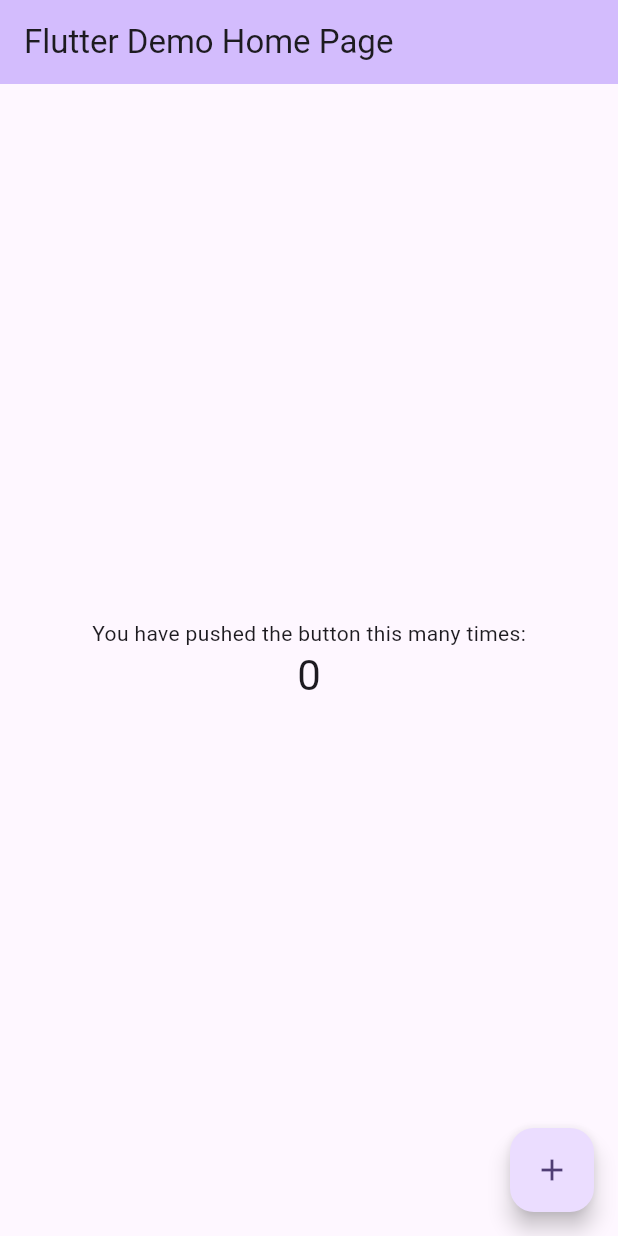
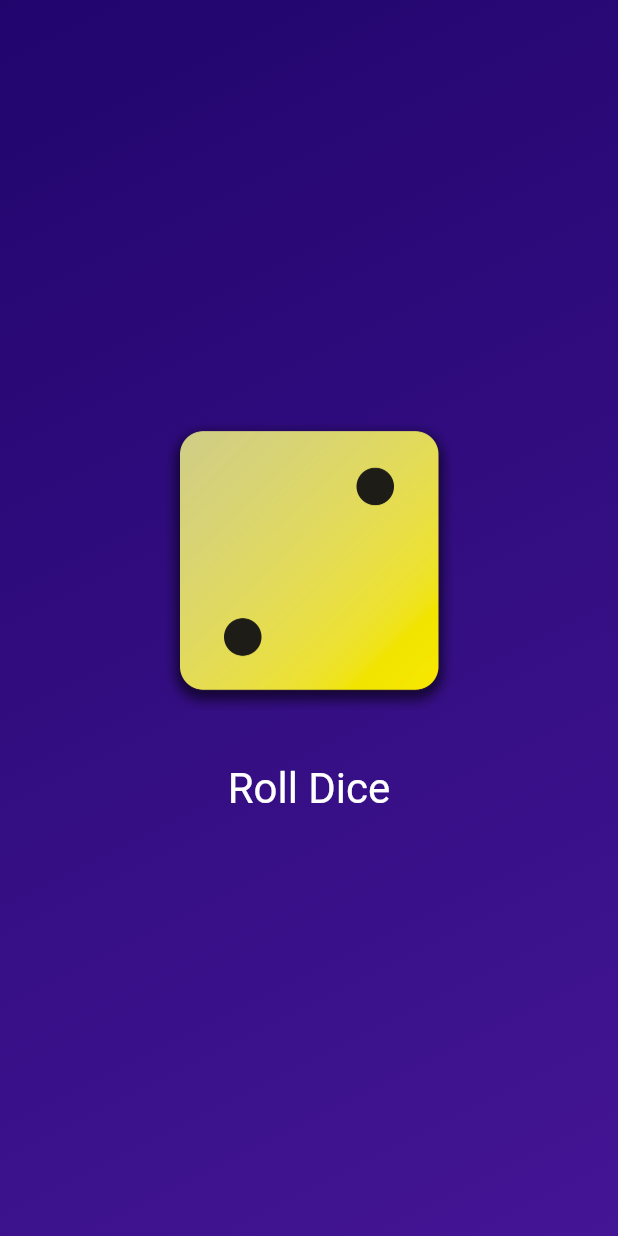
Before and after one commit to s2sharpit/roll-dice, a Flutter app: the screen it shows after launch, on a phone screen of 412 x 824 dp. Run offline on Flutter 3.47's test engine with Material 3 defaults, Android fonts, the light colour scheme and no system bars.

Commit message:
roll dice project

```diff
--- /dev/null
+++ b/lib/dice-roller.dart
@@ -0,0 +1,47 @@
+import 'dart:math';
+import 'package:flutter/material.dart';
+
+final randomizer = Random();
+
+class DiceRoller extends StatefulWidget {
+  const DiceRoller({super.key});
+
+  @override
+  State<DiceRoller> createState() {
+    return _DiceRollerState();
+  }
+}
+
+class _DiceRollerState extends State<DiceRoller> {
+  var currDiceRoll = 2;
+
+  void rollDice() {
+    setState(() {
+      currDiceRoll = randomizer.nextInt(6) + 1;
+    });
+  }
+
+  @override
+  Widget build(context) {
+    return Column(
+          mainAxisSize: MainAxisSize.min,
+          children: [
+            Image.asset(
+              'assets/images/dice-$currDiceRoll.png',
+              width: 200,
+            ),
+            const SizedBox(height: 28),
+            TextButton(
+                onPressed: rollDice,
+                style: TextButton.styleFrom(
+                  // padding: const EdgeInsets.only(top: 20),
+                  foregroundColor: Colors.white,
+                  textStyle: const TextStyle(
+                    fontSize: 28,
+                  ),
+                ),
+                child: const Text('Roll Dice')),
+          ],
+        );
+  }
+}
--- /dev/null
+++ b/lib/gradient_container.dart
@@ -0,0 +1,28 @@
+import 'package:roll_dice/dice-roller.dart';
+import 'package:flutter/material.dart';
+
+const startAlign = Alignment.topLeft;
+const endAlign = Alignment.bottomRight;
+
+class GradientContainer extends StatelessWidget {
+  // GradientContainer({key}) : super(key: key);
+  const GradientContainer({super.key, required this.colors});
+
+  final List<Color> colors;
+
+  @override
+  Widget build(context) {
+    return Container(
+      decoration: BoxDecoration(
+        gradient: LinearGradient(
+          colors: colors,
+          begin: startAlign,
+          end: endAlign,
+        ),
+      ),
+      child: const Center(
+        child: DiceRoller()
+      ),
+    );
+  }
+}
--- a/lib/main.dart
+++ b/lib/main.dart
@@ -1,125 +1,17 @@
 import 'package:flutter/material.dart';
+import 'package:roll_dice/gradient_container.dart';
+
+const colors = [
+  Color.fromARGB(255, 33, 5, 109),
+  Color.fromARGB(255, 68, 21, 149),
+];
 
 void main() {
-  runApp(const MyApp());
+  runApp(
+    const MaterialApp(
+      home: Scaffold(
+        body: GradientContainer(colors: colors),
+      ),
+    ),
+  );
 }
-
-class MyApp extends StatelessWidget {
-  const MyApp({super.key});
-
-  // This widget is the root of your application.
-  @override
-  Widget build(BuildContext context) {
-    return MaterialApp(
-      title: 'Flutter Demo',
-      theme: ThemeData(
-        // This is the theme of your application.
-        //
-        // TRY THIS: Try running your application with "flutter run". You'll see
-        // the application has a purple toolbar. Then, without quitting the app,
-        // try changing the seedColor in the colorScheme below to Colors.green
-        // and then invoke "hot reload" (save your changes or press the "hot
-        // reload" button in a Flutter-supported IDE, or press "r" if you used
-        // the command line to start the app).
-        //
-        // Notice that the counter didn't reset back to zero; the application
-        // state is not lost during the reload. To reset the state, use hot
-        // restart instead.
-        //
-        // This works for code too, not just values: Most code changes can be
-        // tested with just a hot reload.
-        colorScheme: ColorScheme.fromSeed(seedColor: Colors.deepPurple),
-        useMaterial3: true,
-      ),
-      home: const MyHomePage(title: 'Flutter Demo Home Page'),
-    );
-  }
-}
-
-class MyHomePage extends StatefulWidget {
-  const MyHomePage({super.key, required this.title});
-
-  // This widget is the home page of your application. It is stateful, meaning
-  // that it has a State object (defined below) that contains fields that affect
-  // how it looks.
-
-  // This class is the configuration for the state. It holds the values (in this
-  // case the title) provided by the parent (in this case the App widget) and
-  // used by the build method of the State. Fields in a Widget subclass are
-  // always marked "final".
-
-  final String title;
-
-  @override
-  State<MyHomePage> createState() => _MyHomePageState();
-}
-
-class _MyHomePageState extends State<MyHomePage> {
-  int _counter = 0;
-
-  void _incrementCounter() {
-    setState(() {
-      // This call to setState tells the Flutter framework that something has
-      // changed in this State, which causes it to rerun the build method below
-      // so that the display can reflect the updated values. If we changed
-      // _counter without calling setState(), then the build method would not be
-      // called again, and so nothing would appear to happen.
-      _counter++;
-    });
-  }
-
-  @override
-  Widget build(BuildContext context) {
-    // This method is rerun every time setState is called, for instance as done
-    // by the _incrementCounter method above.
-    //
-    // The Flutter framework has been optimized to make rerunning build methods
-    // fast, so that you can just rebuild anything that needs updating rather
-    // than having to individually change instances of widgets.
-    return Scaffold(
-      appBar: AppBar(
-        // TRY THIS: Try changing the color here to a specific color (to
-        // Colors.amber, perhaps?) and trigger a hot reload to see the AppBar
-        // change color while the other colors stay the same.
-        backgroundColor: Theme.of(context).colorScheme.inversePrimary,
-        // Here we take the value from the MyHomePage object that was created by
-        // the App.build method, and use it to set our appbar title.
-        title: Text(widget.title),
-      ),
-      body: Center(
-        // Center is a layout widget. It takes a single child and positions it
-        // in the middle of the parent.
-        child: Column(
-          // Column is also a layout widget. It takes a list of children and
-          // arranges them vertically. By default, it sizes itself to fit its
-          // children horizontally, and tries to be as tall as its parent.
-          //
-          // Column has various properties to control how it sizes itself and
-          // how it positions its children. Here we use mainAxisAlignment to
-          // center the children vertically; the main axis here is the vertical
-          // axis because Columns are vertical (the cross axis would be
-          // horizontal).
-          //
-          // TRY THIS: Invoke "debug painting" (choose the "Toggle Debug Paint"
-          // action in the IDE, or press "p" in the console), to see the
-          // wireframe for each widget.
-          mainAxisAlignment: MainAxisAlignment.center,
-          children: <Widget>[
-            const Text(
-              'You have pushed the button this many times:',
-            ),
-            Text(
-              '$_counter',
-              style: Theme.of(context).textTheme.headlineMedium,
-            ),
-          ],
-        ),
-      ),
-      floatingActionButton: FloatingActionButton(
-        onPressed: _incrementCounter,
-        tooltip: 'Increment',
-        child: const Icon(Icons.add),
-      ), // This trailing comma makes auto-formatting nicer for build methods.
-    );
-  }
-}
--- /dev/null
+++ b/lib/styled_text.dart
@@ -0,0 +1,19 @@
+import 'package:flutter/material.dart';
+
+// ignore: must_be_immutable
+class StyledText extends StatelessWidget {
+  const StyledText(this.text, {super.key});
+
+  final String text;
+
+@override
+  Widget build(context) {
+    return Text(
+              text,
+              style: const TextStyle(
+                fontSize: 28,
+                color: Colors.white,
+              ),
+            );
+  }
+}
```
Also changed, not shown: pubspec.yaml (+9 -3 lines), assets/images/dice-1.png (added), assets/images/dice-2.png (added), assets/images/dice-3.png (added), assets/images/dice-4.png (added), assets/images/dice-5.png (added), assets/images/dice-6.png (added), 5 other files.
